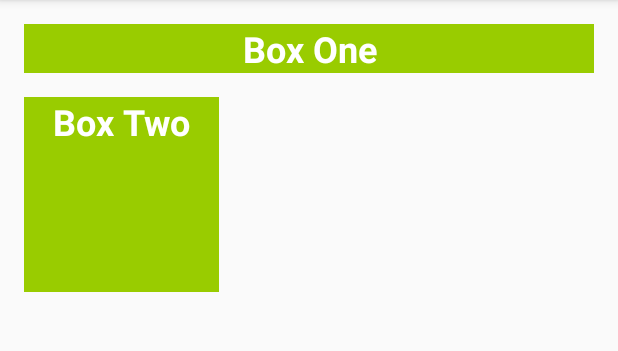
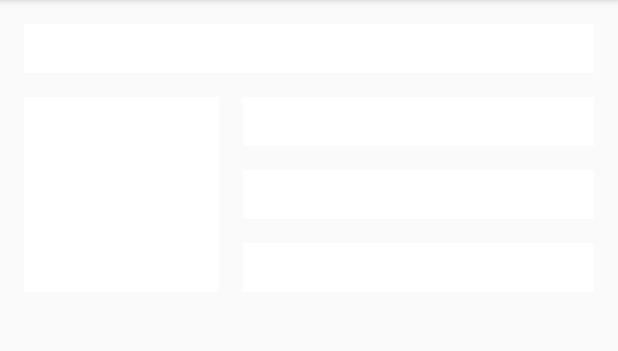
Before and after one commit to albertotaya/ColorMyViews-Challenge2, an Android app: the screen it shows after launch (MainActivity), on a phone screen of 412 x 824 dp, the part 84-435 px from its top. Run offline under Robolectric (Android 15) with nearby library versions, the phone set to English and light mode, and no system bars; Roboto replaces fonts that are not available here.

Commit message:
2.3 ColorMyViews

```diff
--- a/app/src/main/java/com/example/colormyviews/MainActivity.kt
+++ b/app/src/main/java/com/example/colormyviews/MainActivity.kt
@@ -1,12 +1,47 @@
 package com.example.colormyviews
 
+import android.graphics.Color
 import android.support.v7.app.AppCompatActivity
 import android.os.Bundle
+import android.view.View
+import android.widget.TextView
 
 class MainActivity : AppCompatActivity() {
 
     override fun onCreate(savedInstanceState: Bundle?) {
         super.onCreate(savedInstanceState)
         setContentView(R.layout.activity_main)
+
+        setListeners()
+    }
+
+    private fun makeColored(view: View) {
+        when (view.id) {
+            R.id.box_one_text -> view.setBackgroundColor(Color.DKGRAY)
+            R.id.box_two_text -> view.setBackgroundColor(Color.GRAY)
+            R.id.box_three_text -> view.setBackgroundColor(Color.BLUE)
+            R.id.box_four_text -> view.setBackgroundColor(Color.MAGENTA)
+            R.id.box_five_text -> view.setBackgroundColor(Color.BLUE)
+            else -> view.setBackgroundColor(Color.LTGRAY)
+        }
+    }
+
+    private fun setListeners() {
+
+        val boxOneText = findViewById<TextView>(R.id.box_one_text)
+        val boxTwoText = findViewById<TextView>(R.id.box_two_text)
+        val boxThreeText = findViewById<TextView>(R.id.box_three_text)
+        val boxFourText = findViewById<TextView>(R.id.box_four_text)
+        val boxFiveText = findViewById<TextView>(R.id.box_five_text)
+
+        val rootConstrantLayout = findViewById<View>(R.id.constraint_layout)
+
+        val clickableViews: List<View> =
+            listOf(boxOneText, boxTwoText, boxThreeText,
+                    boxFourText, boxFiveText, rootConstrantLayout)
+
+        for (item in clickableViews) {
+            item.setOnClickListener { makeColored(it)}
+        }
     }
 }
--- a/app/src/main/res/layout/activity_main.xml
+++ b/app/src/main/res/layout/activity_main.xml
@@ -4,7 +4,8 @@
     xmlns:tools="http://schemas.android.com/tools"
     android:layout_width="match_parent"
     android:layout_height="match_parent"
-    tools:context=".MainActivity">
+    tools:context=".MainActivity"
+    android:id="@+id/constraint_layout">
 
     <TextView
         android:id="@+id/box_one_text"
@@ -31,4 +32,45 @@
         app:layout_constraintStart_toStartOf="parent"
         app:layout_constraintTop_toBottomOf="@+id/box_one_text" />
 
+    <TextView
+        android:id="@+id/box_three_text"
+        style="@style/whiteBox"
+        android:layout_width="0dp"
+        android:layout_height="wrap_content"
+        android:layout_marginStart="@dimen/margin_wide"
+        android:layout_marginEnd="@dimen/margin_wide"
+        android:text="@string/box_three"
+        app:layout_constraintBottom_toTopOf="@+id/box_four_text"
+        app:layout_constraintEnd_toEndOf="parent"
+        app:layout_constraintStart_toEndOf="@+id/box_two_text"
+        app:layout_constraintTop_toTopOf="@+id/box_two_text" />
+
+    <TextView
+        android:id="@+id/box_four_text"
+        style="@style/whiteBox"
+        android:layout_width="0dp"
+        android:layout_height="wrap_content"
+        android:layout_marginStart="@dimen/margin_wide"
+        android:layout_marginTop="@dimen/margin_wide"
+        android:layout_marginEnd="@dimen/margin_wide"
+        android:layout_marginBottom="@dimen/margin_wide"
+        android:text="@string/box_four"
+        app:layout_constraintBottom_toTopOf="@+id/box_five_text"
+        app:layout_constraintEnd_toEndOf="parent"
+        app:layout_constraintStart_toEndOf="@+id/box_two_text"
+        app:layout_constraintTop_toBottomOf="@+id/box_three_text" />
+
+    <TextView
+        android:id="@+id/box_five_text"
+        style="@style/whiteBox"
+        android:layout_width="0dp"
+        android:layout_height="wrap_content"
+        android:layout_marginStart="@dimen/margin_wide"
+        android:layout_marginEnd="@dimen/margin_wide"
+        android:text="@string/box_five"
+        app:layout_constraintBottom_toBottomOf="@+id/box_two_text"
+        app:layout_constraintEnd_toEndOf="parent"
+        app:layout_constraintStart_toEndOf="@+id/box_two_text"
+        app:layout_constraintTop_toBottomOf="@+id/box_four_text" />
+
 </android.support.constraint.ConstraintLayout>
--- a/app/src/main/res/values/strings.xml
+++ b/app/src/main/res/values/strings.xml
@@ -2,4 +2,7 @@
     <string name="app_name">ColorMyViews</string>
     <string name="box_one">Box One</string>
     <string name="box_two">Box Two</string>
+    <string name="box_three">Box Three</string>
+    <string name="box_four">Box Four</string>
+    <string name="box_five">Box Five</string>
 </resources>
--- a/app/src/main/res/values/styles.xml
+++ b/app/src/main/res/values/styles.xml
@@ -8,7 +8,7 @@
         <item name="colorAccent">@color/colorAccent</item>
     </style>
     <style name="whiteBox">
-        <item name="android:background">@android:color/holo_green_light</item>
+        <item name="android:background">@android:color/white</item>
         <item name="android:textAlignment">center</item>
         <item name="android:textSize">@dimen/box_text_size</item>
         <item name="android:textStyle">bold</item>
```
